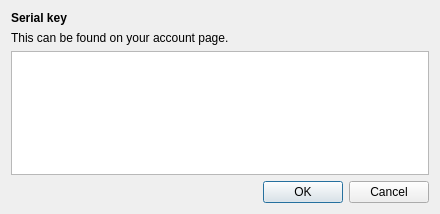
Old version of the form src/gui/res/ActivationDialog.ui in the repository deskflow/deskflow.
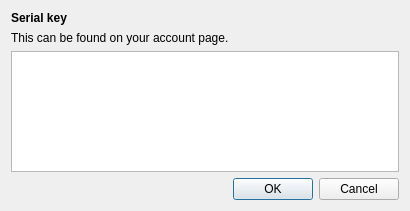
New version of the form.

```diff
--- a/src/gui/res/ActivationDialog.ui
+++ b/src/gui/res/ActivationDialog.ui
@@ -6,8 +6,8 @@
    <rect>
     <x>0</x>
     <y>0</y>
-    <width>440</width>
-    <height>214</height>
+    <width>410</width>
+    <height>211</height>
    </rect>
   </property>
   <property name="windowTitle">
@@ -54,19 +54,6 @@
      </property>
     </widget>
    </item>
-   <item>
-    <spacer name="verticalSpacer">
-     <property name="orientation">
-      <enum>Qt::Vertical</enum>
-     </property>
-     <property name="sizeHint" stdset="0">
-      <size>
-       <width>20</width>
-       <height>40</height>
-      </size>
-     </property>
-    </spacer>
-   </item>
    <item>
     <widget class="QDialogButtonBox" name="buttonBox">
      <property name="orientation">
```
